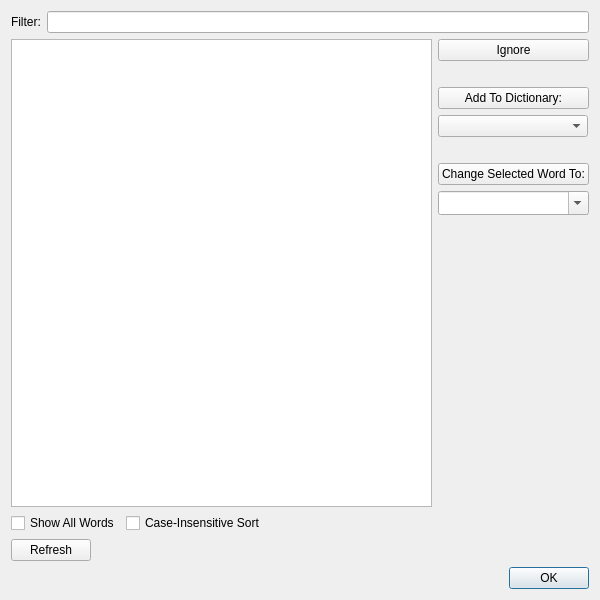
The window that src/Form_Files/SpellcheckEditor.ui (Sigil-Ebook/Sigil) describes before a commit, drawn with Qt 5.
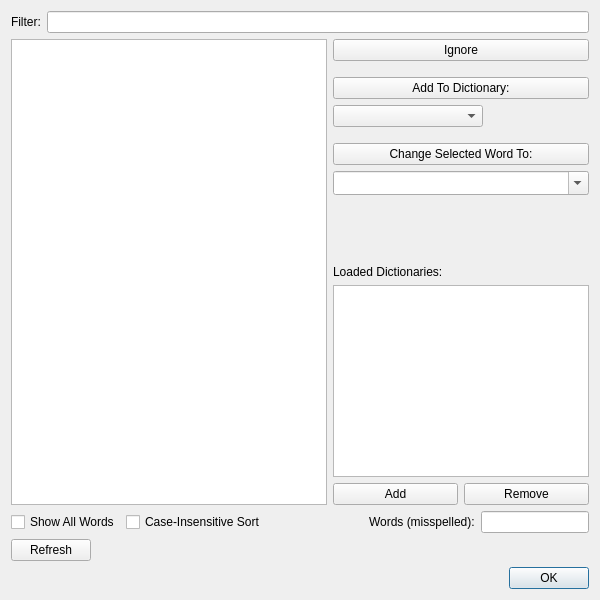
The same window after the commit.

Diff of the .ui file:
```diff
--- a/src/Form_Files/SpellcheckEditor.ui
+++ b/src/Form_Files/SpellcheckEditor.ui
@@ -51,7 +51,7 @@
       </widget>
      </item>
      <item>
-      <layout class="QVBoxLayout" name="verticalLayout" stretch="0,0,0,0,0,0,0,0">
+      <layout class="QVBoxLayout" name="verticalLayout" stretch="0,0,0,0,0,0,0,0,0,0,0">
        <item>
         <widget class="QPushButton" name="Ignore">
          <property name="toolTip">
@@ -74,7 +74,7 @@
          <property name="sizeHint" stdset="0">
           <size>
            <width>20</width>
-           <height>20</height>
+           <height>10</height>
           </size>
          </property>
         </spacer>
@@ -123,7 +123,7 @@
          <property name="sizeHint" stdset="0">
           <size>
            <width>20</width>
-           <height>20</height>
+           <height>10</height>
           </size>
          </property>
         </spacer>
@@ -164,11 +164,64 @@
          <property name="sizeHint" stdset="0">
           <size>
            <width>20</width>
-           <height>40</height>
+           <height>10</height>
           </size>
          </property>
         </spacer>
        </item>
+       <item>
+        <widget class="QLabel" name="lLoadedDicts">
+         <property name="text">
+          <string>Loaded Dictionaries:</string>
+         </property>
+        </widget>
+       </item>
+       <item>
+        <widget class="QTableWidget" name="twLoadedDics">
+         <property name="mouseTracking">
+          <bool>true</bool>
+         </property>
+         <property name="toolTipDuration">
+          <number>-1</number>
+         </property>
+         <property name="columnCount">
+          <number>0</number>
+         </property>
+         <attribute name="horizontalHeaderCascadingSectionResizes">
+          <bool>false</bool>
+         </attribute>
+         <attribute name="horizontalHeaderDefaultSectionSize">
+          <number>55</number>
+         </attribute>
+         <attribute name="horizontalHeaderShowSortIndicator" stdset="0">
+          <bool>false</bool>
+         </attribute>
+        </widget>
+       </item>
+       <item>
+        <layout class="QHBoxLayout" name="horizontal_AddRemove">
+         <item>
+          <widget class="QPushButton" name="pbAddDictionary">
+           <property name="toolTip">
+            <string>Load secondary dictionary.</string>
+           </property>
+           <property name="text">
+            <string>Add</string>
+           </property>
+          </widget>
+         </item>
+         <item>
+          <widget class="QPushButton" name="pbRemoveDictionary">
+           <property name="toolTip">
+            <string>Remove secondary dictionary.</string>
+           </property>
+           <property name="text">
+            <string>Remove</string>
+           </property>
+          </widget>
+         </item>
+        </layout>
+       </item>
       </layout>
      </item>
     </layout>
@@ -200,11 +253,25 @@
        <property name="sizeHint" stdset="0">
         <size>
          <width>40</width>
-         <height>20</height>
+         <height>10</height>
         </size>
        </property>
       </spacer>
      </item>
+     <item>
+      <widget class="QLabel" name="lb_wordc">
+       <property name="text">
+        <string>Words (misspelled):</string>
+       </property>
+      </widget>
+     </item>
+     <item>
+      <widget class="QLineEdit" name="le_wordc">
+       <property name="alignment">
+        <set>Qt::AlignCenter</set>
+       </property>
+      </widget>
+     </item>
     </layout>
    </item>
    <item>
```
Left out of the diff: 2 changed lines with no effect on the pictures.
